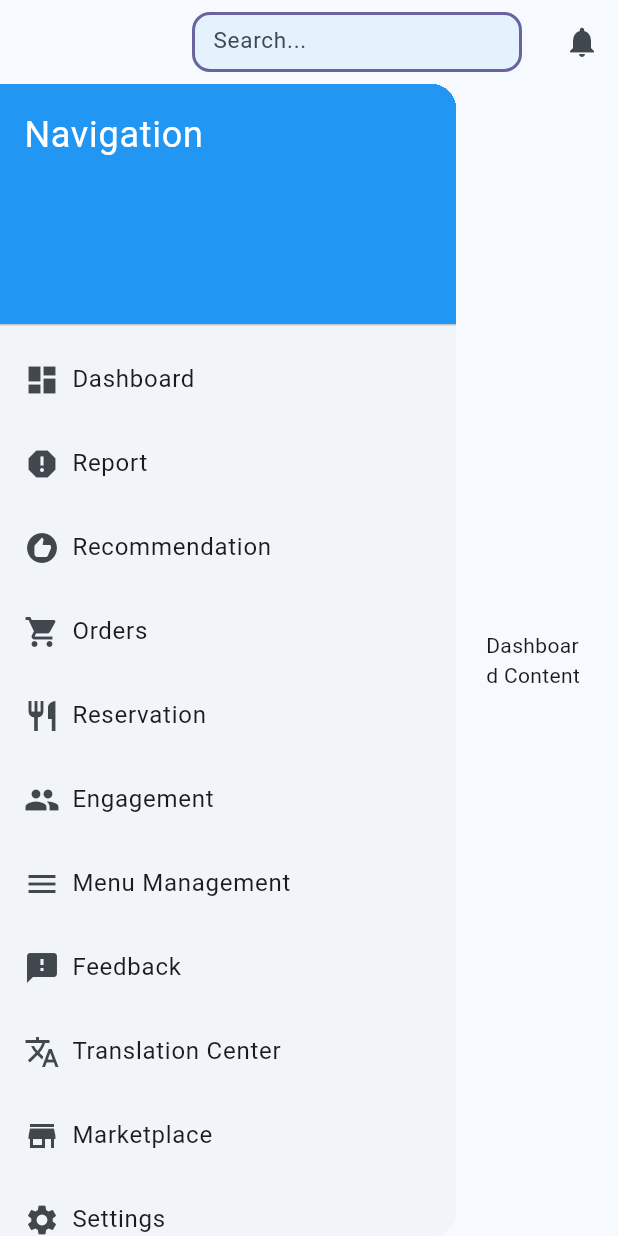
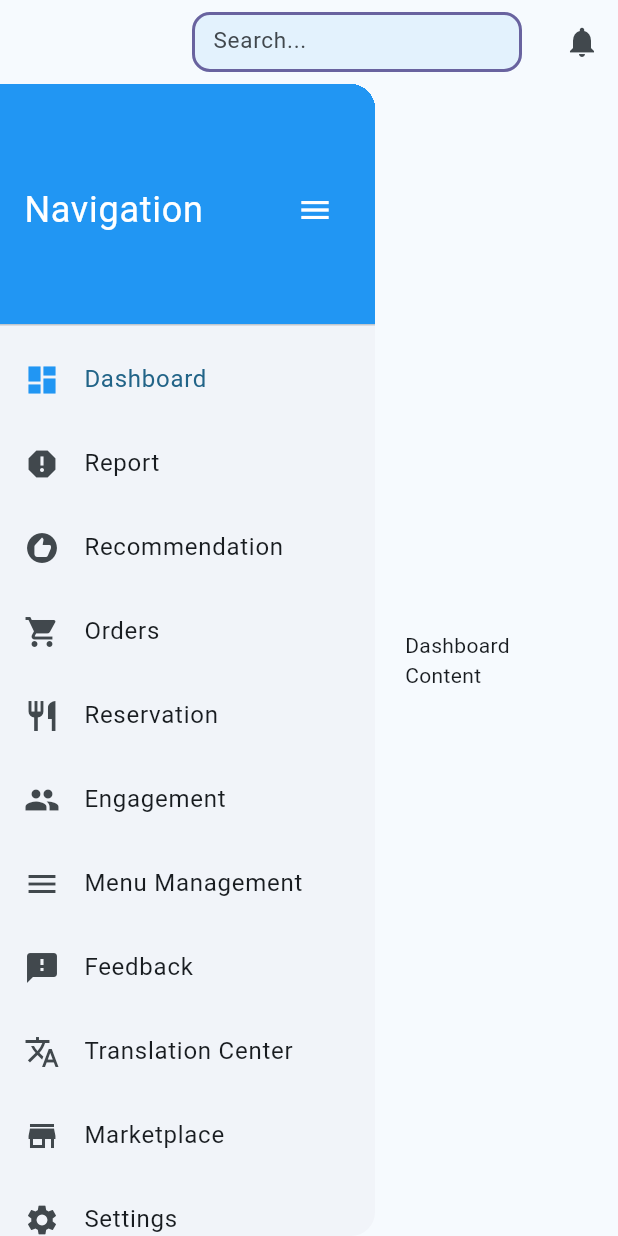
Before and after one commit to alielhasan85/naya_menu, a Flutter app: the MainPage screen opened directly, on a phone screen of 412 x 824 dp. Run offline on Flutter 3.47's test engine with Material 3 defaults, Android fonts, the phone set to English and light mode, and no system bars; our stand-ins replace firebase_auth, firebase_core, flutter_dotenv, flutter_riverpod, font_awesome_flutter, hexcolor; accounts and stored records are empty.

Commit message:
working in drawer UX

```diff
--- a/lib/admin/app.dart
+++ b/lib/admin/app.dart
@@ -1,6 +1,5 @@
 import 'package:flutter/material.dart';
 import 'package:naya_menu/admin/screen/ad_home.dart';
-import 'package:naya_menu/client/screens/get_started_page.dart';
 
 class MyApp extends StatelessWidget {
   const MyApp({super.key});
--- a/lib/client/app.dart
+++ b/lib/client/app.dart
@@ -1,5 +1,6 @@
 import 'package:flutter/material.dart';
-import 'package:naya_menu/client/screens/get_started_page.dart';
+import 'package:naya_menu/client/screens/cl_home_page.dart';
+import 'package:naya_menu/client/screens/cl_main_page.dart';
 
 class MyApp extends StatelessWidget {
   const MyApp({super.key});
@@ -14,7 +15,9 @@ class MyApp extends StatelessWidget {
             ColorScheme.fromSeed(seedColor: Color.fromARGB(255, 154, 197, 228)),
         useMaterial3: true,
       ),
-      home: const GetStartedPage(),
+      home: //const GetStartedPage(),
+
+          MainPage(),
     );
   }
 }
--- a/lib/client/screens/login_page.dart
+++ b/lib/client/screens/cl_auth_page.dart
@@ -1,7 +1,7 @@
 import 'package:flutter/material.dart';
 import 'package:hexcolor/hexcolor.dart';
-import 'package:naya_menu/client/widgets/create_account_form.dart';
-import 'package:naya_menu/client/widgets/login_form.dart';
+import 'package:naya_menu/client/widgets/cl_signup_form.dart';
+import 'package:naya_menu/client/widgets/cl_login_form.dart';
 import 'package:flutter_riverpod/flutter_riverpod.dart';
 
 final authFormProvider = StateProvider<AuthForm>((ref) => AuthForm.login);
@@ -60,8 +60,8 @@ class _LoginPageState extends ConsumerState<LoginPage> {
                 ),
                 child: authForm == AuthForm.login
                     ? Padding(
-                        padding:
-                            EdgeInsets.symmetric(vertical: 20, horizontal: 30),
+                        padding: const EdgeInsets.symmetric(
+                            vertical: 20, horizontal: 30),
                         child: LoginForm(
                           formKey: _formKey,
                           emailController: _emailEditorController,
--- a/lib/client/screens/get_started_page.dart
+++ b/lib/client/screens/cl_home_page.dart
@@ -1,7 +1,7 @@
 import 'package:flutter/material.dart';
 
 import 'package:hexcolor/hexcolor.dart';
-import 'package:naya_menu/client/screens/login_page.dart';
+import 'package:naya_menu/client/screens/cl_auth_page.dart';
 
 // starting page or loading page to be edited
 class GetStartedPage extends StatelessWidget {
@@ -11,7 +11,8 @@ class GetStartedPage extends StatelessWidget {
   Widget build(BuildContext context) {
     return Material(
       child: CircleAvatar(
-        backgroundColor: HexColor('#f5f6f8'),
+        backgroundColor:
+            HexColor('#f5f6f8'), //shall be changed to match ui design
         child: Column(
           children: [
             const Spacer(),
--- /dev/null
+++ b/lib/client/screens/cl_main_page.dart
@@ -0,0 +1,99 @@
+import 'package:flutter/material.dart';
+import 'package:flutter_riverpod/flutter_riverpod.dart';
+import 'package:naya_menu/client/widgets/cl_drawer.dart';
+import 'package:naya_menu/client/widgets/input_fields.dart';
+
+// Providers to manage the selected section and text visibility
+final selectedSectionProvider = StateProvider<String>((ref) => 'Dashboard');
+final isDrawerExpandedProvider = StateProvider<bool>((ref) => true);
+
+class MainPage extends ConsumerWidget {
+  const MainPage({super.key});
+
+  @override
+  Widget build(BuildContext context, WidgetRef ref) {
+    final isDrawerExpanded = ref.watch(isDrawerExpandedProvider);
+    final selectedSection = ref.watch(selectedSectionProvider);
+
+    return Scaffold(
+      appBar: AppBar(
+        title: const Text("Platform Name"),
+        actions: [
+          Padding(
+            padding:
+                const EdgeInsets.symmetric(vertical: 8.0, horizontal: 16.0),
+            child: SizedBox(
+              width: 300,
+              child: InputField(
+                label: '',
+                hintText: 'Search...',
+                controller: TextEditingController(),
+              ),
+            ),
+          ),
+          IconButton(
+            icon: const Icon(Icons.notifications),
+            onPressed: () {
+              // Handle notification icon button press
+            },
+          ),
+        ],
+      ),
+      body: Row(
+        children: [
+          // Drawer
+          AnimatedContainer(
+            duration: const Duration(milliseconds: 200),
+            // width: 200, //isDrawerExpanded ? 250 : 70,
+            child: ClDrawer(),
+          ),
+          // Main Content
+          Expanded(
+            child: Padding(
+              padding: const EdgeInsets.all(20.0),
+              child: SectionContent(selectedSection: selectedSection),
+            ),
+          ),
+        ],
+      ),
+    );
+  }
+}
+
+// SectionContent widget remains the same
+class SectionContent extends StatelessWidget {
+  final String selectedSection;
+
+  const SectionContent({required this.selectedSection, Key? key})
+      : super(key: key);
+
+  @override
+  Widget build(BuildContext context) {
+    switch (selectedSection) {
+      case 'Dashboard':
+        return Center(child: Text('Dashboard Content'));
+      case 'Report':
+        return Center(child: Text('Report Content'));
+      case 'Recommendation':
+        return Center(child: Text('Recommendation Content'));
+      case 'Orders':
+        return Center(child: Text('Orders Content'));
+      case 'Reservation':
+        return Center(child: Text('Reservation Content'));
+      case 'Engagement':
+        return Center(child: Text('Engagement Content'));
+      case 'Menu Management':
+        return Center(child: Text('Menu Management Content'));
+      case 'Feedback':
+        return Center(child: Text('Feedback Content'));
+      case 'Translation Center':
+        return Center(child: Text('Translation Center Content'));
+      case 'Marketplace':
+        return Center(child: Text('Marketplace Content'));
+      case 'Settings':
+        return Center(child: Text('Settings Content'));
+      default:
+        return Center(child: Text('Unknown Section'));
+    }
+  }
+}
--- a/lib/client/screens/main_screen.dart
+++ /dev/null
@@ -1,196 +0,0 @@
-import 'package:flutter/material.dart';
-import 'package:flutter_riverpod/flutter_riverpod.dart';
-import 'package:naya_menu/client/widgets/input_fields.dart';
-
-// State provider to manage the current selected section
-final selectedSectionProvider = StateProvider<String>((ref) => 'Dashboard');
-
-class MainPage extends ConsumerWidget {
-  const MainPage({super.key});
-
-  @override
-  Widget build(BuildContext context, WidgetRef ref) {
-    final selectedSection = ref.watch(selectedSectionProvider);
-
-    return Scaffold(
-      appBar: AppBar(
-        title: const Text("Platform Name"), // Replace with your platform name
-        actions: [
-          // Search Field
-          Padding(
-            padding:
-                const EdgeInsets.symmetric(vertical: 8.0, horizontal: 16.0),
-            child: SizedBox(
-              width: 300,
-              child: InputField(
-                label: '',
-                hintText: 'Search...',
-                controller: TextEditingController(),
-              ),
-            ),
-          ),
-          // Icon Button
-          IconButton(
-            icon: const Icon(Icons.notifications),
-            onPressed: () {
-              // Handle notification icon button press
-            },
-          ),
-        ],
-      ),
-      body: Row(
-        children: [
-          // Navigation Drawer
-          NavigationDrawer(ref: ref),
-
-          // Content Area
-          Expanded(
-            child: Padding(
-              padding: const EdgeInsets.all(20.0),
-              child: SectionContent(selectedSection: selectedSection),
-            ),
-          ),
-        ],
-      ),
-    );
-  }
-}
-
-class NavigationDrawer extends StatelessWidget {
-  final WidgetRef ref;
-
-  const NavigationDrawer({required this.ref, Key? key}) : super(key: key);
-
-  @override
-  Widget build(BuildContext context) {
-    return Drawer(
-      child: ListView(
-        padding: EdgeInsets.zero,
-        children: <Widget>[
-          DrawerHeader(
-            decoration: BoxDecoration(
-              color: Colors.blue,
-            ),
-            child: Text(
-              'Navigation',
-              style: TextStyle(
-                color: Colors.white,
-                fontSize: 24,
-              ),
-            ),
-          ),
-          _createDrawerItem(
-              icon: Icons.dashboard,
-              text: 'Dashboard',
-              onTap: () => ref.read(selectedSectionProvider.notifier).state =
-                  'Dashboard'),
-          _createDrawerItem(
-              icon: Icons.report,
-              text: 'Report',
-              onTap: () =>
-                  ref.read(selectedSectionProvider.notifier).state = 'Report'),
-          _createDrawerItem(
-              icon: Icons.recommend,
-              text: 'Recommendation',
-              onTap: () => ref.read(selectedSectionProvider.notifier).state =
-                  'Recommendation'),
-          _createDrawerItem(
-              icon: Icons.shopping_cart,
-              text: 'Orders',
-              onTap: () =>
-                  ref.read(selectedSectionProvider.notifier).state = 'Orders'),
-          _createDrawerItem(
-              icon: Icons.restaurant,
-              text: 'Reservation',
-              onTap: () => ref.read(selectedSectionProvider.notifier).state =
-                  'Reservation'),
-          _createDrawerItem(
-              icon: Icons.group,
-              text: 'Engagement',
-              onTap: () => ref.read(selectedSectionProvider.notifier).state =
-                  'Engagement'),
-          _createDrawerItem(
-              icon: Icons.menu,
-              text: 'Menu Management',
-              onTap: () => ref.read(selectedSectionProvider.notifier).state =
-                  'Menu Management'),
-          _createDrawerItem(
-              icon: Icons.feedback,
-              text: 'Feedback',
-              onTap: () => ref.read(selectedSectionProvider.notifier).state =
-                  'Feedback'),
-          _createDrawerItem(
-              icon: Icons.translate,
-              text: 'Translation Center',
-              onTap: () => ref.read(selectedSectionProvider.notifier).state =
-                  'Translation Center'),
-          _createDrawerItem(
-              icon: Icons.store,
-              text: 'Marketplace',
-              onTap: () => ref.read(selectedSectionProvider.notifier).state =
-                  'Marketplace'),
-          _createDrawerItem(
-              icon: Icons.settings,
-              text: 'Settings',
-              onTap: () => ref.read(selectedSectionProvider.notifier).state =
-                  'Settings'),
-        ],
-      ),
-    );
-  }
-
-  ListTile _createDrawerItem(
-      {required IconData icon,
-      required String text,
-      required VoidCallback onTap}) {
-    return ListTile(
-      title: Row(
-        children: <Widget>[
-          Icon(icon),
-          Padding(
-            padding: EdgeInsets.only(left: 8.0),
-            child: Text(text),
-          )
-        ],
-      ),
-      onTap: onTap,
-    );
-  }
-}
-
-class SectionContent extends StatelessWidget {
-  final String selectedSection;
-
-  const SectionContent({required this.selectedSection, Key? key})
-      : super(key: key);
-
-  @override
-  Widget build(BuildContext context) {
-    switch (selectedSection) {
-      case 'Dashboard':
-        return Center(child: Text('Dashboard Content'));
-      case 'Report':
-        return Center(child: Text('Report Content'));
-      case 'Recommendation':
-        return Center(child: Text('Recommendation Content'));
-      case 'Orders':
-        return Center(child: Text('Orders Content'));
-      case 'Reservation':
-        return Center(child: Text('Reservation Content'));
-      case 'Engagement':
-        return Center(child: Text('Engagement Content'));
-      case 'Menu Management':
-        return Center(child: Text('Menu Management Content'));
-      case 'Feedback':
-        return Center(child: Text('Feedback Content'));
-      case 'Translation Center':
-        return Center(child: Text('Translation Center Content'));
-      case 'Marketplace':
-        return Center(child: Text('Marketplace Content'));
-      case 'Settings':
-        return Center(child: Text('Settings Content'));
-      default:
-        return Center(child: Text('Unknown Section'));
-    }
-  }
-}
--- /dev/null
+++ b/lib/client/widgets/cl_drawer.dart
@@ -0,0 +1,173 @@
+import 'package:flutter/material.dart';
+import 'package:flutter_riverpod/flutter_riverpod.dart';
+
+// Providers to manage the selected section and text visibility
+final selectedSectionProvider = StateProvider<String>((ref) => 'Dashboard');
+final isDrawerExpandedProvider = StateProvider<bool>((ref) => true);
+
+class ClDrawer extends ConsumerWidget {
+  const ClDrawer({super.key});
+
+  @override
+  Widget build(BuildContext context, WidgetRef ref) {
+    final isDrawerExpanded = ref.watch(isDrawerExpandedProvider);
+
+    return Drawer(
+      width: isDrawerExpanded ? 250 : 75, // Adjust the width of the drawer,
+      child: AnimatedContainer(
+        duration: const Duration(milliseconds: 200),
+        //isDrawerExpanded ? 250 : 70, // Adjust the width of the drawer
+        child: Column(
+          children: <Widget>[
+            DrawerHeader(
+              decoration: const BoxDecoration(
+                color: Colors.blue,
+              ),
+              child: Row(
+                mainAxisAlignment: MainAxisAlignment.spaceBetween,
+                children: [
+                  if (isDrawerExpanded)
+                    const Text(
+                      'Navigation',
+                      style: TextStyle(
+                        color: Colors.white,
+                        fontSize: 24,
+                      ),
+                    ),
+                  IconButton(
+                    icon: const Icon(Icons.menu),
+                    color: Colors.white,
+                    onPressed: () {
+                      ref.read(isDrawerExpandedProvider.notifier).state =
+                          !isDrawerExpanded;
+                    },
+                  ),
+                ],
+              ),
+            ),
+            Expanded(
+              child: ListView(
+                padding: EdgeInsets.zero,
+                children: [
+                  _createDrawerItem(
+                      icon: Icons.dashboard,
+                      text: 'Dashboard',
+                      onTap: () => ref
+                          .read(selectedSectionProvider.notifier)
+                          .state = 'Dashboard',
+                      isSelected:
+                          ref.watch(selectedSectionProvider) == 'Dashboard',
+                      isTextVisible: isDrawerExpanded),
+                  _createDrawerItem(
+                      icon: Icons.report,
+                      text: 'Report',
+                      onTap: () => ref
+                          .read(selectedSectionProvider.notifier)
+                          .state = 'Report',
+                      isSelected:
+                          ref.watch(selectedSectionProvider) == 'Report',
+                      isTextVisible: isDrawerExpanded),
+                  _createDrawerItem(
+                      icon: Icons.recommend,
+                      text: 'Recommendation',
+                      onTap: () => ref
+                          .read(selectedSectionProvider.notifier)
+                          .state = 'Recommendation',
+                      isSelected: ref.watch(selectedSectionProvider) ==
+                          'Recommendation',
+                      isTextVisible: isDrawerExpanded),
+                  _createDrawerItem(
+                      icon: Icons.shopping_cart,
+                      text: 'Orders',
+                      onTap: () => ref
+                          .read(selectedSectionProvider.notifier)
+                          .state = 'Orders',
+                      isSelected:
+                          ref.watch(selectedSectionProvider) == 'Orders',
+                      isTextVisible: isDrawerExpanded),
+                  _createDrawerItem(
+                      icon: Icons.restaurant,
+                      text: 'Reservation',
+                      onTap: () => ref
+                          .read(selectedSectionProvider.notifier)
+                          .state = 'Reservation',
+                      isSelected:
+                          ref.watch(selectedSectionProvider) == 'Reservation',
+                      isTextVisible: isDrawerExpanded),
+                  _createDrawerItem(
+                      icon: Icons.group,
+                      text: 'Engagement',
+                      onTap: () => ref
+                          .read(selectedSectionProvider.notifier)
+                          .state = 'Engagement',
+                      isSelected:
+                          ref.watch(selectedSectionProvider) == 'Engagement',
+                      isTextVisible: isDrawerExpanded),
+                  _createDrawerItem(
+                      icon: Icons.menu,
+                      text: 'Menu Management',
+                      onTap: () => ref
+                          .read(selectedSectionProvider.notifier)
+                          .state = 'Menu Management',
+                      isSelected: ref.watch(selectedSectionProvider) ==
+                          'Menu Management',
+                      isTextVisible: isDrawerExpanded),
+                  _createDrawerItem(
+                      icon: Icons.feedback,
+                      text: 'Feedback',
+                      onTap: () => ref
+                          .read(selectedSectionProvider.notifier)
+                          .state = 'Feedback',
+                      isSelected:
+                          ref.watch(selectedSectionProvider) == 'Feedback',
+                      isTextVisible: isDrawerExpanded),
+                  _createDrawerItem(
+                      icon: Icons.translate,
+                      text: 'Translation Center',
+                      onTap: () => ref
+                          .read(selectedSectionProvider.notifier)
+                          .state = 'Translation Center',
+                      isSelected: ref.watch(selectedSectionProvider) ==
+                          'Translation Center',
+                      isTextVisible: isDrawerExpanded),
+                  _createDrawerItem(
+                      icon: Icons.store,
+                      text: 'Marketplace',
+                      onTap: () => ref
+                          .read(selectedSectionProvider.notifier)
+                          .state = 'Marketplace',
+                      isSelected:
+                          ref.watch(selectedSectionProvider) == 'Marketplace',
+                      isTextVisible: isDrawerExpanded),
+                  _createDrawerItem(
+                      icon: Icons.settings,
+                      text: 'Settings',
+                      onTap: () => ref
+                          .read(selectedSectionProvider.notifier)
+                          .state = 'Settings',
+                      isSelected:
+                          ref.watch(selectedSectionProvider) == 'Settings',
+                      isTextVisible: isDrawerExpanded),
+                ],
+              ),
+            ),
+          ],
+        ),
+      ),
+    );
+  }
+
+  Widget _createDrawerItem(
+      {required IconData icon,
+      required String text,
+      required VoidCallback onTap,
+      required bool isSelected,
+      required bool isTextVisible}) {
+    return ListTile(
+      selected: isSelected,
+      leading: Icon(icon, color: isSelected ? Colors.blue : null),
+      title: isTextVisible ? Text(text) : null,
+      onTap: onTap,
+    );
+  }
+}
--- a/lib/client/widgets/login_form.dart
+++ b/lib/client/widgets/cl_login_form.dart
@@ -1,6 +1,6 @@
 import 'package:flutter/material.dart';
 import 'package:firebase_auth/firebase_auth.dart';
-import 'package:naya_menu/client/screens/main_screen.dart';
+import 'package:naya_menu/client/screens/cl_main_page.dart';
 import 'package:naya_menu/client/widgets/input_fields.dart';
 
 class LoginForm extends StatefulWidget {
--- a/lib/client/widgets/create_account_form.dart
+++ b/lib/client/widgets/cl_signup_form.dart
@@ -2,7 +2,7 @@ import 'package:flutter/material.dart';
 import 'package:font_awesome_flutter/font_awesome_flutter.dart';
 import 'package:naya_menu/client/widgets/input_fields.dart';
 import 'package:firebase_auth/firebase_auth.dart';
-import 'package:naya_menu/client/screens/main_screen.dart'; // Import MainPage
+import 'package:naya_menu/client/screens/cl_main_page.dart'; // Import MainPage
 
 class SignUpForm extends StatefulWidget {
   final GlobalKey<FormState> formKey;
--- a/lib/guest/app.dart
+++ b/lib/guest/app.dart
@@ -1,5 +1,5 @@
 import 'package:flutter/material.dart';
-import 'package:naya_menu/client/screens/get_started_page.dart';
+import 'package:naya_menu/client/screens/cl_home_page.dart';
 
 class MyApp extends StatelessWidget {
   const MyApp({super.key});
--- a/lib/main.dart
+++ b/lib/main.dart
@@ -1,7 +1,6 @@
 import 'package:flutter/material.dart';
 import 'package:firebase_core/firebase_core.dart';
 import 'package:flutter_riverpod/flutter_riverpod.dart';
-import 'package:naya_menu/client/screens/get_started_page.dart';
 import 'package:flutter_dotenv/flutter_dotenv.dart';
 
 import 'firebase_options.dart';
```
